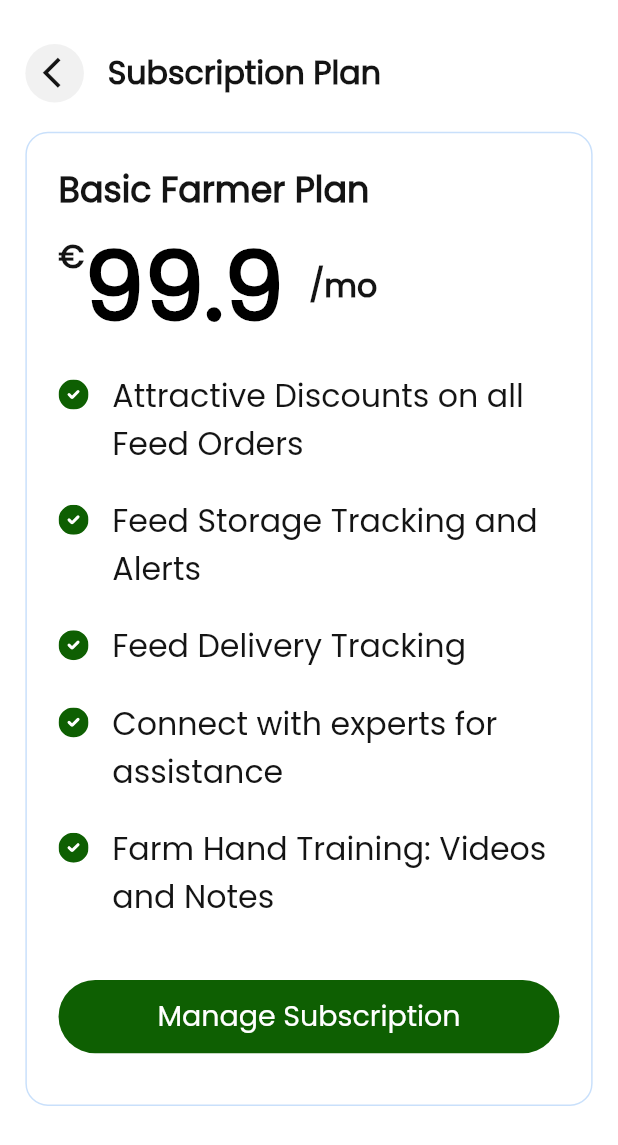
After one commit to kishan06/FarmFeeders, a Flutter app: the SubscriptionPlan screen opened by its route, on a phone screen of 412 x 824 dp. The commit adds this screen. Shown: the top 1145 px of the screen. Run offline on Flutter 3.47's test engine with Material 2 defaults, Android fonts, the phone set to English and light mode, and no system bars; our stand-ins replace another_flushbar, buttons_tabbar, carousel_slider, dio, dotted_line, dropdown_button2 and 14 more; missing offline and left inert: appinio_video_player, flutter_share; accounts and stored records are empty.

Commit message:
subscription plan

```diff
--- a/lib/Utils/texts.dart
+++ b/lib/Utils/texts.dart
@@ -25,18 +25,15 @@ Widget textBlack20W7000Mon(String text) {
 }
 
 Widget textBlack18W600Mon(String text) {
-
   return Text(
     text,
     // softWrap: false,
     style: TextStyle(
         fontSize: 18.sp,
-
         color: AppColors.black,
         fontWeight: FontWeight.w600,
         fontFamily: "Montserrat"),
   );
-
 }
 
 Widget textBlack20W7000(String text) {
@@ -76,7 +73,6 @@ Widget textBlack18W700Center(String text) {
     ),
   );
 }
-
 
 Widget textBlack25W7000(String text) {
   return Text(
@@ -276,3 +272,48 @@ Widget textGrey4D4D4D_14(String text) {
     ),
   );
 }
+
+Widget textBlack141414_22w600(String text) {
+  return Text(
+    text,
+    textAlign: TextAlign.left,
+    style: TextStyle(
+        fontFamily: 'Poppins',
+        fontSize: 22.sp,
+        color: const Color(0xff141414),
+        fontWeight: FontWeight.w600),
+  );
+}
+
+Widget textBlack60w600(String text) {
+  return Text(
+    text,
+    textAlign: TextAlign.left,
+    style: TextStyle(
+        fontFamily: 'Poppins',
+        fontSize: 60.sp,
+        color: AppColors.black,
+        fontWeight: FontWeight.w600),
+  );
+}
+
+Widget textBlack20(String text) {
+  return Text(
+    text,
+    textAlign: TextAlign.left,
+    style: TextStyle(
+        fontFamily: 'Poppins', fontSize: 20.sp, color: const Color(0xff141414)),
+  );
+}
+
+Widget textBlack20Bold(String text) {
+  return Text(
+    text,
+    textAlign: TextAlign.left,
+    style: TextStyle(
+        fontWeight: FontWeight.w700,
+        fontFamily: 'Poppins',
+        fontSize: 20.sp,
+        color: const Color(0xff141414)),
+  );
+}
--- a/lib/resources/routes/route_name.dart
+++ b/lib/resources/routes/route_name.dart
@@ -26,6 +26,7 @@ class RouteName {
   static const String VideosList = '/videoslist';
   static const String VideosDetails = '/videosdetails';
   static const String EditNote = '/editnote';
+  static const String subscriptionPlan = '/SubscriptionPlan';
   //other
   static const String notificationSettings = '/notificationSettings';
   static const String home = '/home';
--- a/lib/resources/routes/routes.dart
+++ b/lib/resources/routes/routes.dart
@@ -42,6 +42,7 @@ import 'package:farmfeeders/view/reset_password.dart';
 import 'package:farmfeeders/view/verify_number.dart';
 import 'package:farmfeeders/view/verify_your_identity.dart';
 import 'package:get/get.dart';
+import '../../view/Side Menu/NavigateTo pages/subscription_plan.dart';
 
 class AppRoutes {
   static appRoutes() => [
@@ -217,5 +218,9 @@ class AppRoutes {
               // onChanged: (value) => 0,
               ),
         ),
+        GetPage(
+          name: RouteName.subscriptionPlan,
+          page: () => const SubscriptionPlan(),
+        ),
       ];
 }
--- /dev/null
+++ b/lib/view/Side Menu/NavigateTo pages/subscription_plan.dart
@@ -0,0 +1,112 @@
+import 'package:farmfeeders/Utils/sized_box.dart';
+import 'package:farmfeeders/Utils/texts.dart';
+import 'package:farmfeeders/common/custom_button_curve.dart';
+import 'package:flutter/material.dart';
+import 'package:flutter_screenutil/flutter_screenutil.dart';
+import 'package:flutter_svg/svg.dart';
+import 'package:get/get.dart';
+
+class SubscriptionPlan extends StatelessWidget {
+  const SubscriptionPlan({super.key});
+
+  @override
+  Widget build(BuildContext context) {
+    return Scaffold(
+      backgroundColor: Colors.white,
+      body: Padding(
+        padding: EdgeInsets.only(top: 30.h, left: 16.w, right: 16.w),
+        child: Column(
+          children: [
+            Row(
+              mainAxisAlignment: MainAxisAlignment.start,
+              children: [
+                GestureDetector(
+                  onTap: () {
+                    Get.back();
+                  },
+                  child: CircleAvatar(
+                    radius: 20.h,
+                    backgroundColor: const Color(0XFFF1F1F1),
+                    child: Center(
+                      child: Padding(
+                        padding: EdgeInsets.only(left: 8.w),
+                        child: Icon(
+                          Icons.arrow_back_ios,
+                          size: 25.h,
+                          color: const Color(0XFF141414),
+                        ),
+                      ),
+                    ),
+                  ),
+                ),
+                sizedBoxWidth(15.w),
+                Text(
+                  "Subscription Plan",
+                  style: TextStyle(
+                    color: const Color(0XFF141414),
+                    fontSize: 20.sp,
+                    fontWeight: FontWeight.w600,
+                  ),
+                ),
+              ],
+            ),
+            sizedBoxHeight(20.h),
+            Container(
+              padding: EdgeInsets.only(
+                  top: 20.h, left: 20.w, right: 20.w, bottom: 35.h),
+              width: double.infinity,
+              decoration: BoxDecoration(
+                  borderRadius: BorderRadius.circular(15),
+                  border: Border.all(color: const Color(0xffC9E0FB))),
+              child: Column(
+                crossAxisAlignment: CrossAxisAlignment.start,
+                children: [
+                  textBlack141414_22w600('Basic Farmer Plan'),
+                  Row(
+                    children: [
+                      Column(
+                        mainAxisAlignment: MainAxisAlignment.start,
+                        children: [textBlack20Bold('€'), sizedBoxHeight(40.h)],
+                      ),
+                      textBlack60w600('99.9 '),
+                      textBlack20Bold('/mo')
+                    ],
+                  ),
+                  sizedBoxHeight(10.h),
+                  rowWidget('Attractive Discounts on all Feed Orders'),
+                  rowWidget('Feed Storage Tracking and Alerts'),
+                  rowWidget('Feed Delivery Tracking'),
+                  rowWidget('Connect with experts for assistance'),
+                  rowWidget('Farm Hand Training: Videos and Notes'),
+                  sizedBoxHeight(20.h),
+                  customButtonCurve(text: 'Manage Subscription')
+                ],
+              ),
+            )
+          ],
+        ),
+      ),
+    );
+  }
+
+  Widget rowWidget(String txt) {
+    return Column(
+      children: [
+        Row(
+          crossAxisAlignment: CrossAxisAlignment.start,
+          children: [
+            Column(
+              children: [
+                sizedBoxHeight(5.h),
+                SvgPicture.asset('assets/images/checkCircle.svg'),
+              ],
+            ),
+            sizedBoxWidth(15.w),
+            Flexible(child: textBlack20(txt))
+          ],
+        ),
+        sizedBoxHeight(20.h)
+      ],
+    );
+  }
+}
--- a/lib/view/Side Menu/side_bar.dart
+++ b/lib/view/Side Menu/side_bar.dart
@@ -93,6 +93,15 @@ class _SideBarState extends State<SideBar> {
       ),
       "text": "Connection Code",
       "route": "/connect"
+    },
+    {
+      "icon": Image.asset(
+        "assets/images/connection_code.png",
+        height: 30.h,
+        width: 30.h,
+      ),
+      "text": "Subscription Plan",
+      "route": "/SubscriptionPlan"
     },
     {
       "icon": Image.asset(
@@ -194,7 +203,7 @@ class _SideBarState extends State<SideBar> {
 
                           text: sideBarData[index]["text"],
                           onTap: () {
-                            if (index == 8) {
+                            if (index == 9) {
                               // logoutDailog(context);
                               buildprofilelogoutdialog(context);
                             } else {
```
Also changed, not shown: assets/images/checkCircle.svg (added). Lines whose indentation alone changed are shown as unchanged.
